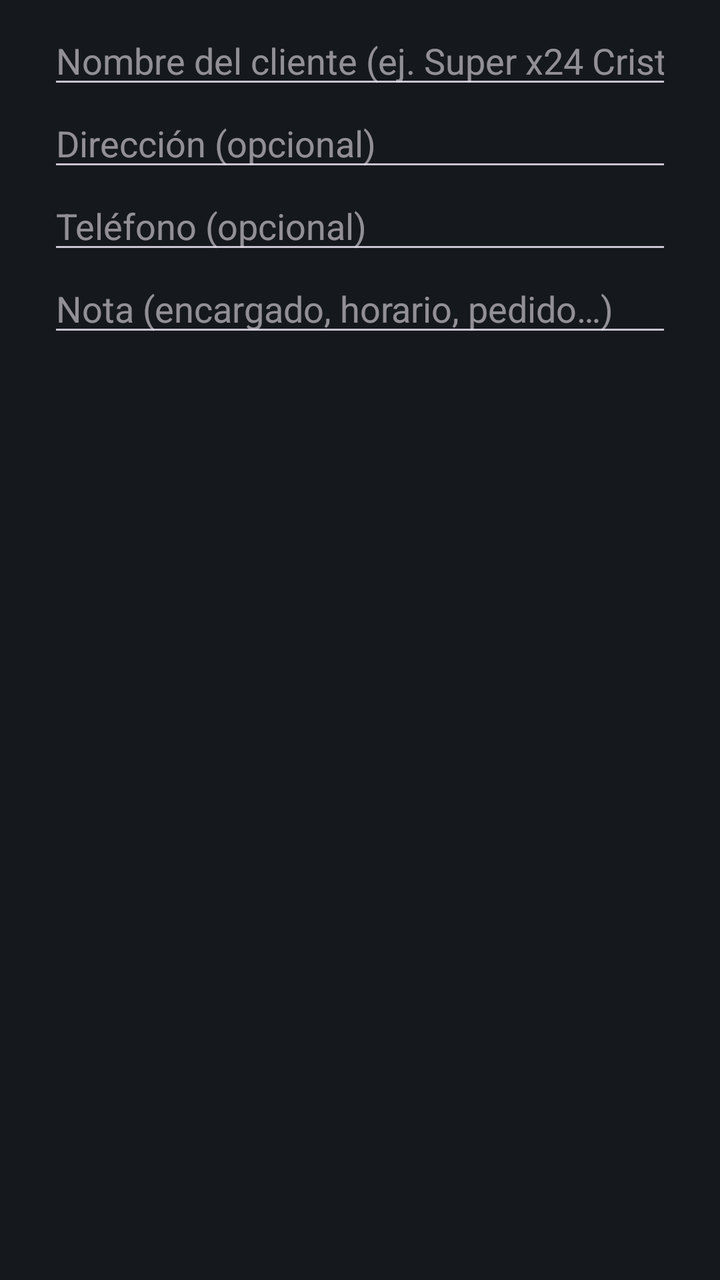
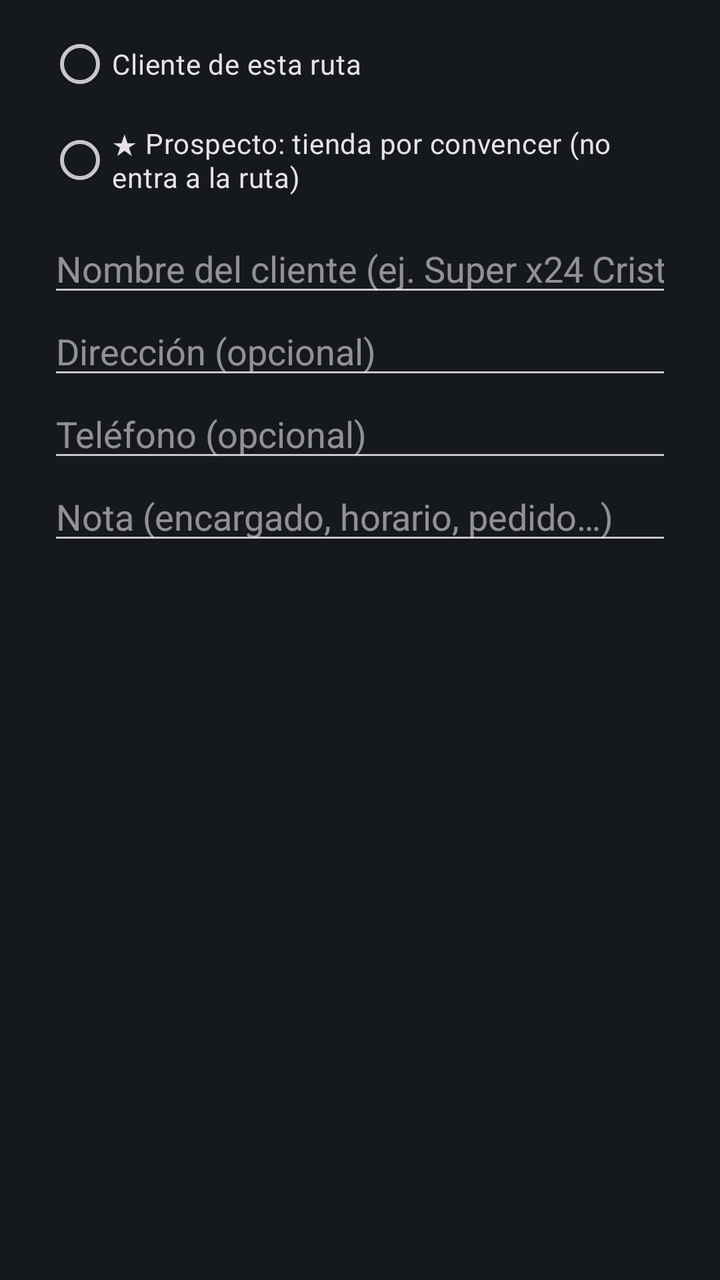

Compare the two renders of this Android layout. The source of the first and the diff that turns it into the second are given below.
<!-- AndroidManifest.xml: application theme Theme.Rutas -->
<!-- res/layout/dialog_parada.xml -->
<?xml version="1.0" encoding="utf-8"?>
<LinearLayout xmlns:android="http://schemas.android.com/apk/res/android"
    android:layout_width="match_parent" android:layout_height="wrap_content"
    android:orientation="vertical" android:paddingHorizontal="24dp" android:paddingTop="8dp">
    <EditText android:id="@+id/nombre" android:layout_width="match_parent" android:layout_height="wrap_content"
        android:hint="Nombre del cliente (ej. Super x24 Cristal)" android:inputType="textCapWords" />
    <EditText android:id="@+id/direccion" android:layout_width="match_parent" android:layout_height="wrap_content"
        android:hint="Dirección (opcional)" android:inputType="textPostalAddress" />
    <EditText android:id="@+id/telefono" android:layout_width="match_parent" android:layout_height="wrap_content"
        android:hint="Teléfono (opcional)" android:inputType="phone" />
    <EditText android:id="@+id/nota" android:layout_width="match_parent" android:layout_height="wrap_content"
        android:hint="Nota (encargado, horario, pedido…)" android:inputType="textMultiLine|textCapSentences" />
</LinearLayout>
<!-- resources referenced by this layout -->
<resources>
  <style name="Theme.Rutas" parent="Theme.Material3.Dark.NoActionBar">
          <item name="colorPrimary">#F28C28</item>
          <item name="colorOnPrimary">#FFFFFF</item>
          <item name="colorSecondary">#43A047</item>
          <item name="android:statusBarColor">#15181D</item>
          <item name="android:windowBackground">#15181D</item>
      </style>
</resources>

<!-- the commit's change to res/layout/dialog_parada.xml (unified diff, before → after) -->
@@ -2,6 +2,13 @@
 <LinearLayout xmlns:android="http://schemas.android.com/apk/res/android"
     android:layout_width="match_parent" android:layout_height="wrap_content"
     android:orientation="vertical" android:paddingHorizontal="24dp" android:paddingTop="8dp">
+    <RadioGroup android:id="@+id/tipo" android:layout_width="match_parent" android:layout_height="wrap_content"
+        android:layout_marginBottom="8dp" android:orientation="vertical">
+        <RadioButton android:id="@+id/tipoCliente" android:layout_width="wrap_content" android:layout_height="wrap_content"
+            android:text="Cliente de esta ruta" />
+        <RadioButton android:id="@+id/tipoProspecto" android:layout_width="wrap_content" android:layout_height="wrap_content"
+            android:text="★ Prospecto: tienda por convencer (no entra a la ruta)" />
+    </RadioGroup>
     <EditText android:id="@+id/nombre" android:layout_width="match_parent" android:layout_height="wrap_content"
         android:hint="Nombre del cliente (ej. Super x24 Cristal)" android:inputType="textCapWords" />
     <EditText android:id="@+id/direccion" android:layout_width="match_parent" android:layout_height="wrap_content"
